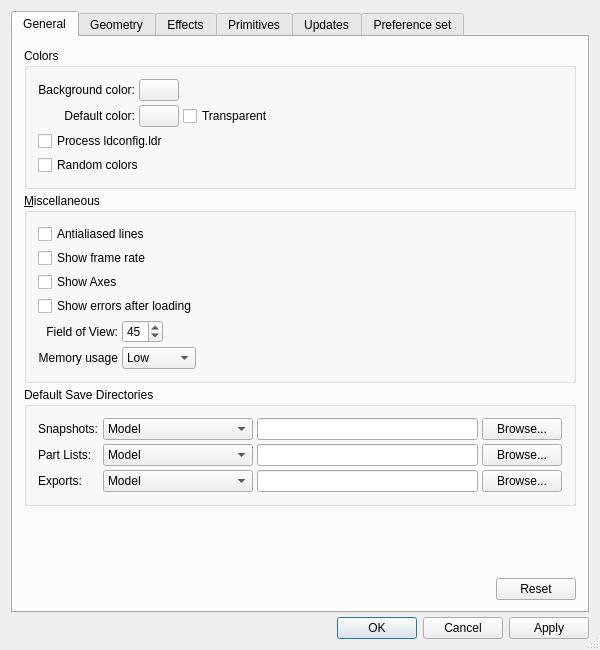
This is QT/PreferencesPanel.ui in tcobbs/ldview as Qt 5 draws it before an edit. The edited form follows.
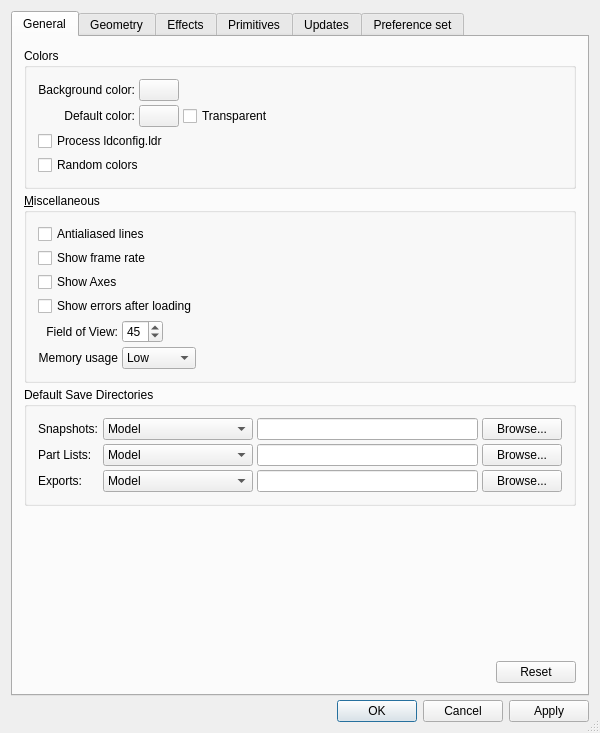
This is the edited form. Icons and pictures are not drawn.

Commit message: Re-saved with Designer 4.8

```diff
--- a/QT/PreferencesPanel.ui
+++ b/QT/PreferencesPanel.ui
@@ -9,13 +9,11 @@
         <x>0</x>
         <y>0</y>
         <width>600</width>
-        <height>650</height>
+    <height>733</height>
       </rect>
     </property>
     <property name="sizePolicy">
-      <sizepolicy>
-        <hsizetype>5</hsizetype>
-        <vsizetype>5</vsizetype>
+   <sizepolicy hsizetype="Preferred" vsizetype="Preferred">
         <horstretch>0</horstretch>
         <verstretch>0</verstretch>
       </sizepolicy>
@@ -40,9 +38,7 @@
       <item>
         <widget class="QTabWidget" name="tabs">
           <property name="sizePolicy">
-            <sizepolicy>
-              <hsizetype>3</hsizetype>
-              <vsizetype>1</vsizetype>
+      <sizepolicy hsizetype="MinimumExpanding" vsizetype="Minimum">
               <horstretch>0</horstretch>
               <verstretch>0</verstretch>
             </sizepolicy>
@@ -563,9 +559,7 @@
                   <item>
                     <widget class="QPushButton" name="generalResetButton">
                       <property name="sizePolicy">
-                        <sizepolicy>
-                          <hsizetype>0</hsizetype>
-                          <vsizetype>0</vsizetype>
+            <sizepolicy hsizetype="Fixed" vsizetype="Fixed">
                           <horstretch>0</horstretch>
                           <verstretch>0</verstretch>
                         </sizepolicy>
@@ -2952,9 +2946,7 @@
           <item>
             <widget class="QPushButton" name="okButton">
               <property name="sizePolicy">
-                <sizepolicy>
-                  <hsizetype>0</hsizetype>
-                  <vsizetype>0</vsizetype>
+        <sizepolicy hsizetype="Fixed" vsizetype="Fixed">
                   <horstretch>0</horstretch>
                   <verstretch>0</verstretch>
                 </sizepolicy>
@@ -2973,9 +2965,7 @@
           <item>
             <widget class="QPushButton" name="cancelButton">
               <property name="sizePolicy">
-                <sizepolicy>
-                  <hsizetype>0</hsizetype>
-                  <vsizetype>0</vsizetype>
+        <sizepolicy hsizetype="Fixed" vsizetype="Fixed">
                   <horstretch>0</horstretch>
                   <verstretch>0</verstretch>
                 </sizepolicy>
@@ -2991,9 +2981,7 @@
           <item>
             <widget class="QPushButton" name="applyButton">
               <property name="sizePolicy">
-                <sizepolicy>
-                  <hsizetype>0</hsizetype>
-                  <vsizetype>0</vsizetype>
+        <sizepolicy hsizetype="Fixed" vsizetype="Fixed">
                   <horstretch>0</horstretch>
                   <verstretch>0</verstretch>
                 </sizepolicy>
```
Left out of the diff: 1145 changed lines with no effect on the pictures. Lines whose indentation alone changed are shown as unchanged.
